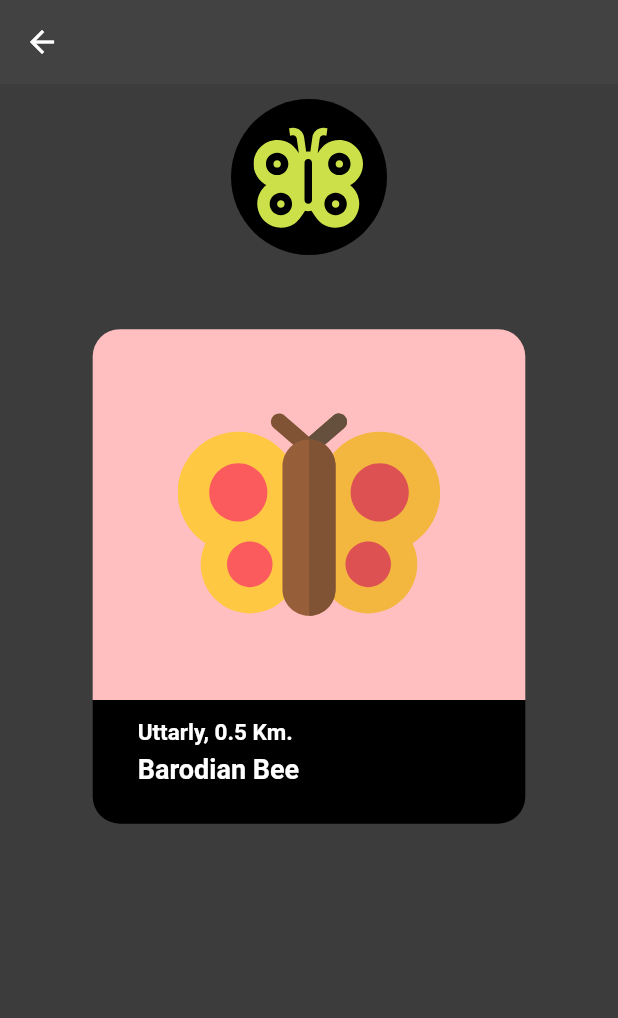
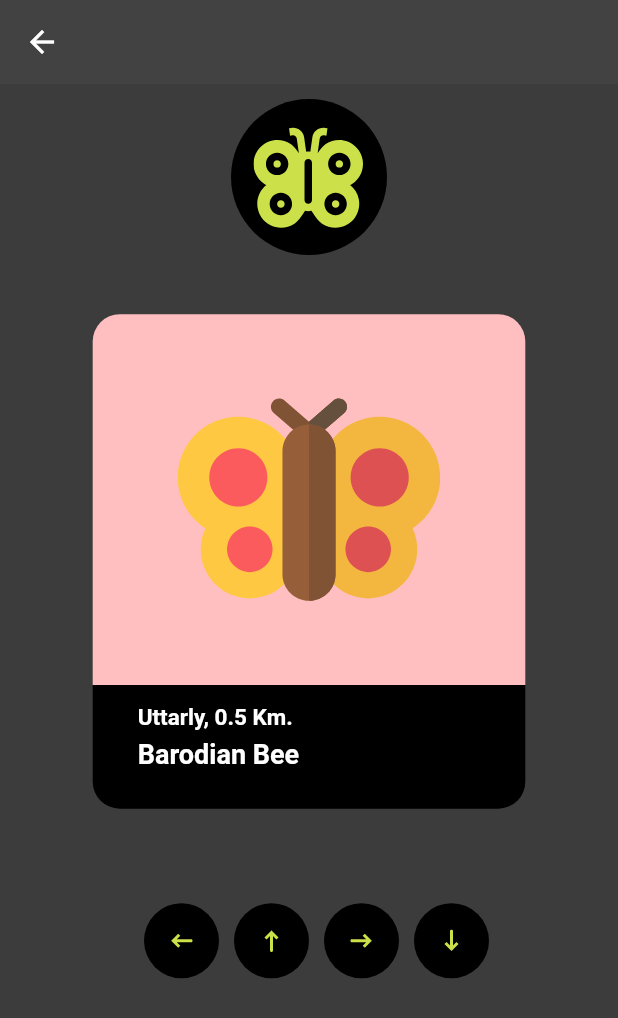
Before and after one commit to elysian12/Assignment--2, a Flutter app: the HomeView screen opened by its route, on a phone screen of 412 x 824 dp. Shown: the top 1018 px of the screen. Run offline on Flutter 3.47's test engine with Material 2 defaults, Android fonts, the phone set to English and light mode, and no system bars; our stand-ins replace flutter_svg, get.

Commit message:
added button

```diff
--- a/lib/app/modules/home/views/home_view.dart
+++ b/lib/app/modules/home/views/home_view.dart
@@ -52,12 +52,47 @@ class HomeView extends GetView<HomeController> {
               }),
             ),
             Spacer(
-              flex: 4,
+              flex: 2,
+            ),
+            Row(
+              mainAxisAlignment: MainAxisAlignment.center,
+              children: List.generate(4, (index) {
+                return InkWell(
+                  onTap: () {
+                    controller.showDialogOnButton(index);
+                  },
+                  child: Container(
+                    alignment: Alignment.center,
+                    margin: EdgeInsets.only(left: 10),
+                    height: 50,
+                    width: 50,
+                    decoration: BoxDecoration(
+                      shape: BoxShape.circle,
+                      color: Colors.black,
+                    ),
+                    child: SvgPicture.asset(returnArrow(index)),
+                  ),
+                );
+              }),
+            ),
+            Spacer(
+              flex: 2,
             ),
           ],
         ),
       ),
     );
+  }
+
+  String returnArrow(int index) {
+    if (index == 0) {
+      return 'assets/arrow-left.svg';
+    } else if (index == 1) {
+      return 'assets/arrow-up.svg';
+    } else if (index == 2) {
+      return 'assets/arrow-right.svg';
+    }
+    return 'assets/arrow-down.svg';
   }
 
   Widget customCard() {
```
Also changed, not shown: lib/app/modules/home/controllers/home_controller.dart (+100 -0 lines), assets/arrow-down.svg (added), assets/arrow-left.svg (added), assets/arrow-right.svg (added), assets/arrow-up.svg (added).
